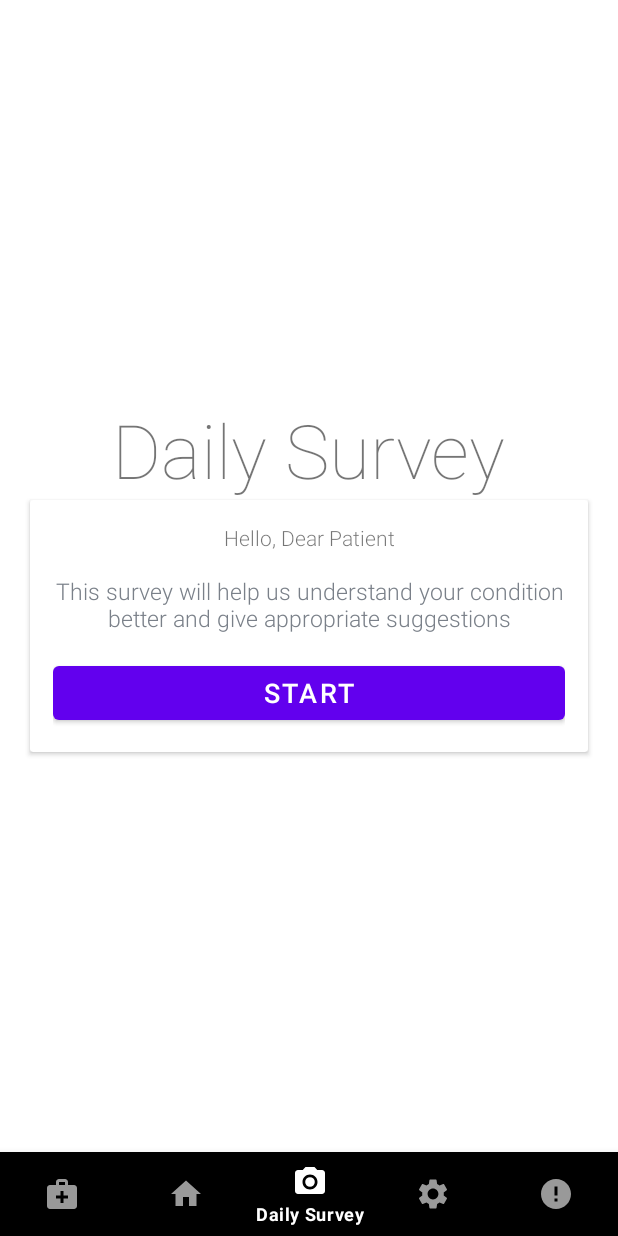
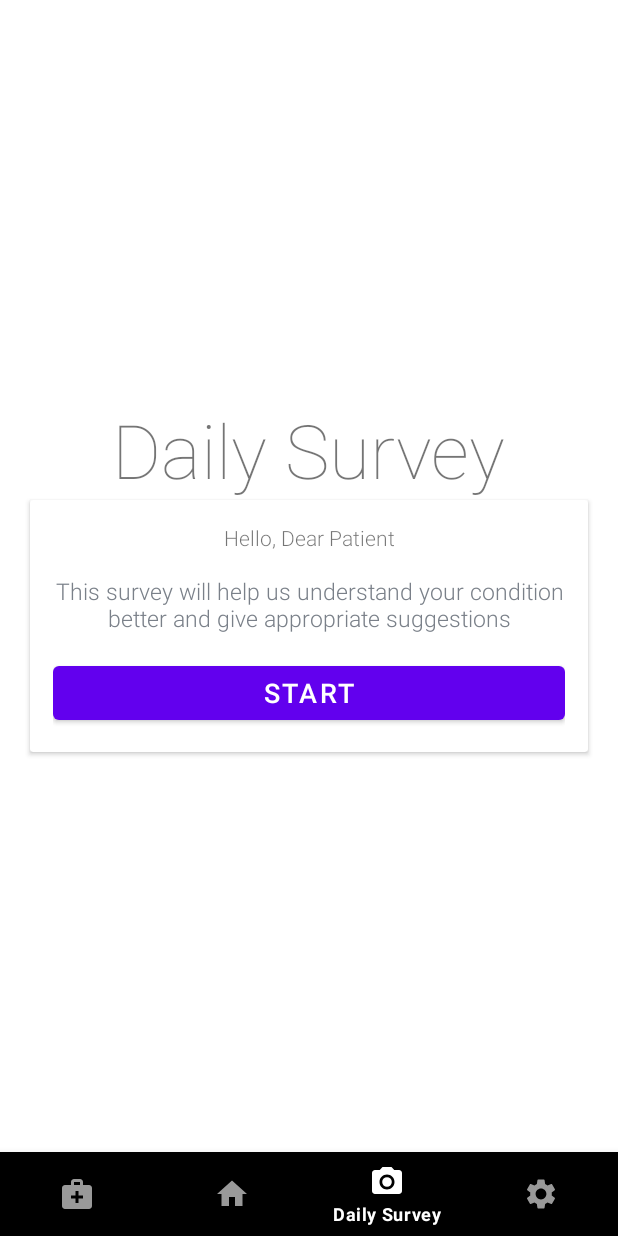
Before and after one commit to vishnukarthik-1994/capstone, an Android app: the SurveyStartFragment screen opened through its navigation route, on a phone screen of 412 x 824 dp. Run offline under Robolectric (Android 15) with nearby library versions, the phone set to English and light mode, and no system bars; our stand-ins replace Firebase (no records; nobody signed in at launch, a user with empty details on screens opened directly), navigation-ui.

Commit message:
Fixed first nivagation login problem

```diff
--- a/Application/DFU_app/app/src/main/java/com/example/dfu_app/MainActivity.kt
+++ b/Application/DFU_app/app/src/main/java/com/example/dfu_app/MainActivity.kt
@@ -9,6 +9,8 @@ import android.widget.TextView
 import android.widget.Toast
 import androidx.appcompat.app.AppCompatActivity
 import androidx.core.app.ActivityCompat
+import androidx.fragment.app.activityViewModels
+import androidx.lifecycle.ViewModel
 import androidx.navigation.NavController
 import androidx.navigation.findNavController
 import androidx.navigation.ui.AppBarConfiguration
@@ -16,6 +18,7 @@ import androidx.navigation.ui.navigateUp
 import androidx.navigation.ui.setupWithNavController
 import com.example.dfu_app.databinding.ActivityMainBinding
 import com.example.dfu_app.imageprocessor.ImagePreprocessing
+import com.example.dfu_app.ui.daily_survey.SurveyViewModel
 import com.google.android.material.bottomnavigation.BottomNavigationView
 import com.google.android.material.navigation.NavigationView
 
--- a/Application/DFU_app/app/src/main/java/com/example/dfu_app/ui/daily_survey/SurveyQuestionnaireFragment.kt
+++ b/Application/DFU_app/app/src/main/java/com/example/dfu_app/ui/daily_survey/SurveyQuestionnaireFragment.kt
@@ -13,7 +13,7 @@ import com.example.dfu_app.data.Solutions
 import com.example.dfu_app.databinding.FragmentSurveyQuestionnaireBinding
 
 class SurveyQuestionnaireFragment:Fragment() {
-    private val shareViewModel: SurveyViewModel by activityViewModels()
+    private val viewModel: SurveyViewModel by activityViewModels()
     private var _binding: FragmentSurveyQuestionnaireBinding? = null
     private var mCurrentPosition: Int = 0
     private var check = 0
@@ -58,7 +58,7 @@ class SurveyQuestionnaireFragment:Fragment() {
                     else {
                         //generate the recommendation
                         recommendations = solution.getSolutions(mChoices)
-                        shareViewModel.setRecommendation(recommendations)
+                        viewModel.setRecommendation(recommendations)
                         navigate()
                     }
                     optionNo.isChecked = false
--- a/Application/DFU_app/app/src/main/java/com/example/dfu_app/ui/daily_survey/SurveyStartFragment.kt
+++ b/Application/DFU_app/app/src/main/java/com/example/dfu_app/ui/daily_survey/SurveyStartFragment.kt
@@ -6,12 +6,13 @@ import android.view.LayoutInflater
 import android.view.View
 import android.view.ViewGroup
 import androidx.fragment.app.Fragment
+import androidx.fragment.app.activityViewModels
 import androidx.lifecycle.ViewModelProvider
 import androidx.navigation.findNavController
 import com.example.dfu_app.databinding.FragmentSurveyStartBinding
 
 class SurveyStartFragment: Fragment() {
-    private lateinit var viewModel: SurveyViewModel
+    private val viewModel: SurveyViewModel by activityViewModels()
     private var _binding: FragmentSurveyStartBinding? = null
     // This property is only valid between onCreateView and
     // onDestroyView.
@@ -23,8 +24,8 @@ class SurveyStartFragment: Fragment() {
     ): View? {
         //remove previous view
         container?.removeAllViews()
-        ViewModelProvider(this)[SurveyViewModel::class.java].also { viewModel = it }
         _binding = FragmentSurveyStartBinding.inflate(inflater, container, false)
+        viewModel.process = true
         return binding.root
     }
     override fun onViewCreated(view: View, savedInstanceState: Bundle?) {
--- a/Application/DFU_app/app/src/main/java/com/example/dfu_app/ui/daily_survey/SurveyViewModel.kt
+++ b/Application/DFU_app/app/src/main/java/com/example/dfu_app/ui/daily_survey/SurveyViewModel.kt
@@ -18,6 +18,7 @@ import kotlinx.coroutines.launch
 import java.io.*
 
 class SurveyViewModel: ViewModel() {
+    var process:Boolean = false
     private val storage = Firebase.storage
     private lateinit var model:PytorchPrediction
     private lateinit var storageRef: StorageReference
--- a/Application/DFU_app/app/src/main/java/com/example/dfu_app/ui/home/HomeFragment.kt
+++ b/Application/DFU_app/app/src/main/java/com/example/dfu_app/ui/home/HomeFragment.kt
@@ -7,11 +7,14 @@ import android.view.View
 import android.view.ViewGroup
 import androidx.activity.OnBackPressedCallback
 import androidx.fragment.app.Fragment
+import androidx.fragment.app.activityViewModels
 import androidx.navigation.findNavController
 import com.example.dfu_app.databinding.FragmentHomeBinding
+import com.example.dfu_app.ui.daily_survey.SurveyViewModel
 
 
 class HomeFragment : Fragment() {
+    private val viewModel: SurveyViewModel by activityViewModels()
     private var _binding: FragmentHomeBinding? = null
     // This property is only valid between onCreateView and
     // onDestroyView.
@@ -21,7 +24,7 @@ class HomeFragment : Fragment() {
         super.onStart()
         // check first login
         newUser = requireActivity().intent.getBooleanExtra("back",false)
-        if (newUser) {
+        if (newUser && !viewModel.process) {
             val action = HomeFragmentDirections.actionNavHomeToNavSurveyStart()
             requireView().findNavController().navigate(action)
         }
--- a/Application/DFU_app/app/src/main/res/layout/fragment_survey_measurement.xml
+++ b/Application/DFU_app/app/src/main/res/layout/fragment_survey_measurement.xml
@@ -40,7 +40,7 @@
             android:id="@+id/data"
             android:layout_width="wrap_content"
             android:layout_height="wrap_content"
-            android:layout_marginTop="156dp"
+            android:layout_marginTop="184dp"
             android:text="@string/data"
             android:textSize="25sp"
             app:layout_constraintEnd_toEndOf="parent"
--- a/Application/DFU_app/app/src/main/res/menu/activity_bottom_main_drawer.xml
+++ b/Application/DFU_app/app/src/main/res/menu/activity_bottom_main_drawer.xml
@@ -26,10 +26,4 @@
         android:icon="@drawable/ic_baseline_settings_24"
         android:title="@string/menu_setting"/>
 
-    <item
-        android:id="@+id/nav_measure"
-        android:enabled="true"
-        android:icon="@drawable/ic_baseline_error_24"
-        android:title="@string/menu_setting"/>
-
 </menu>
--- a/Application/DFU_app/app/src/main/res/navigation/mobile_navigation.xml
+++ b/Application/DFU_app/app/src/main/res/navigation/mobile_navigation.xml
@@ -30,9 +30,6 @@
             app:destination="@id/nav_survey_start"
             app:popUpTo="@+id/nav_home"
             app:popUpToInclusive="true"/>
-        <action
-            android:id="@+id/action_nav_home_to_surveyMeasureFragment"
-            app:destination="@id/nav_measure" />
     </fragment>
 
     <fragment
@@ -42,7 +39,7 @@
         tools:layout="@layout/fragment_survey_image_analysis" >
         <action
             android:id="@+id/action_nav_survey_image_analysis_to_nav_survey_questionnaire"
-            app:destination="@id/nav_survey_questionnaire" />
+            app:destination="@id/nav_survey_measure" />
         <action
             android:id="@+id/action_nav_survey_image_analysis_to_nav_daily_survey_start"
             app:destination="@id/nav_survey_start" />
@@ -96,8 +93,14 @@
         tools:layout="@layout/fragment_setting" >
     </fragment>
     <fragment
-        android:id="@+id/nav_measure"
+        android:id="@+id/nav_survey_measure"
         android:name="com.example.dfu_app.ui.daily_survey.SurveyMeasureFragment"
         android:label="fragment_survey_measurement"
-        tools:layout="@layout/fragment_survey_measurement" />
+        tools:layout="@layout/fragment_survey_measurement" >
+        <action
+            android:id="@+id/action_nav_survey_measure_to_nav_survey_questionnaire"
+            app:destination="@id/nav_survey_questionnaire"
+            app:popUpTo="@+id/nav_survey_measure"
+            app:popUpToInclusive="true"/>
+    </fragment>
 </navigation>
```
Also changed, not shown: Application/DFU_app/app/src/main/java/com/example/dfu_app/ui/daily_survey/GattAttributes.kt (added, +48 -0 lines), Application/DFU_app/app/src/main/java/com/example/dfu_app/ui/daily_survey/SurveyImageAnalysisFragment.kt (+4 -4 lines), Application/DFU_app/app/src/main/java/com/example/dfu_app/ui/daily_survey/SurveyMeasureFragment.kt (+95 -46 lines), Application/DFU_app/app/src/main/res/drawable/foot.jpg (added).
